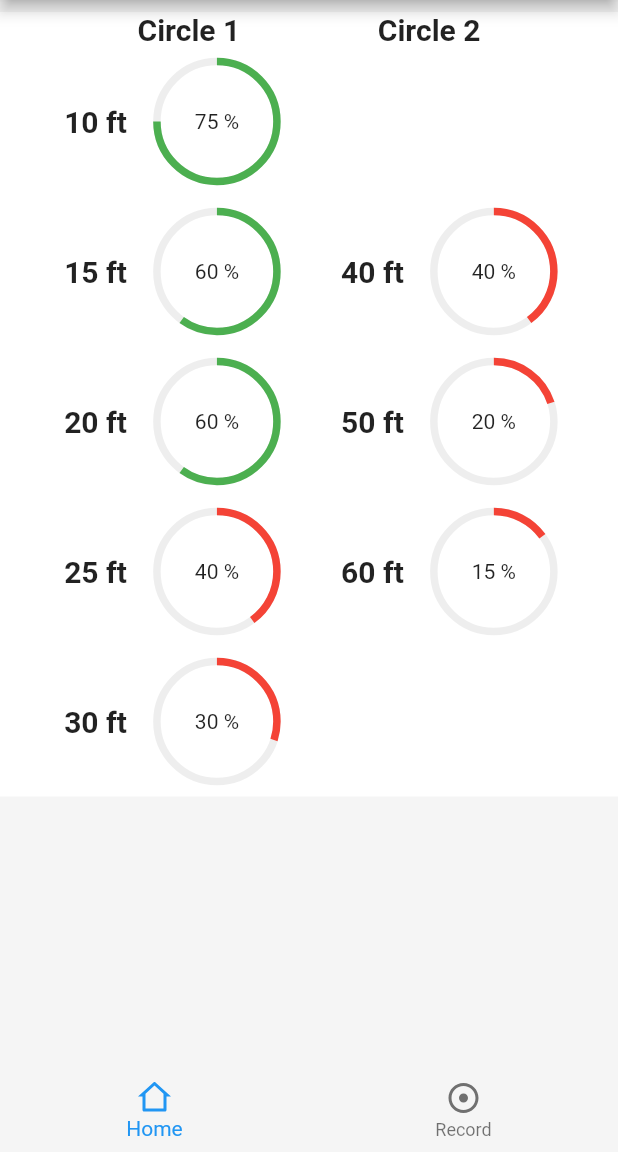
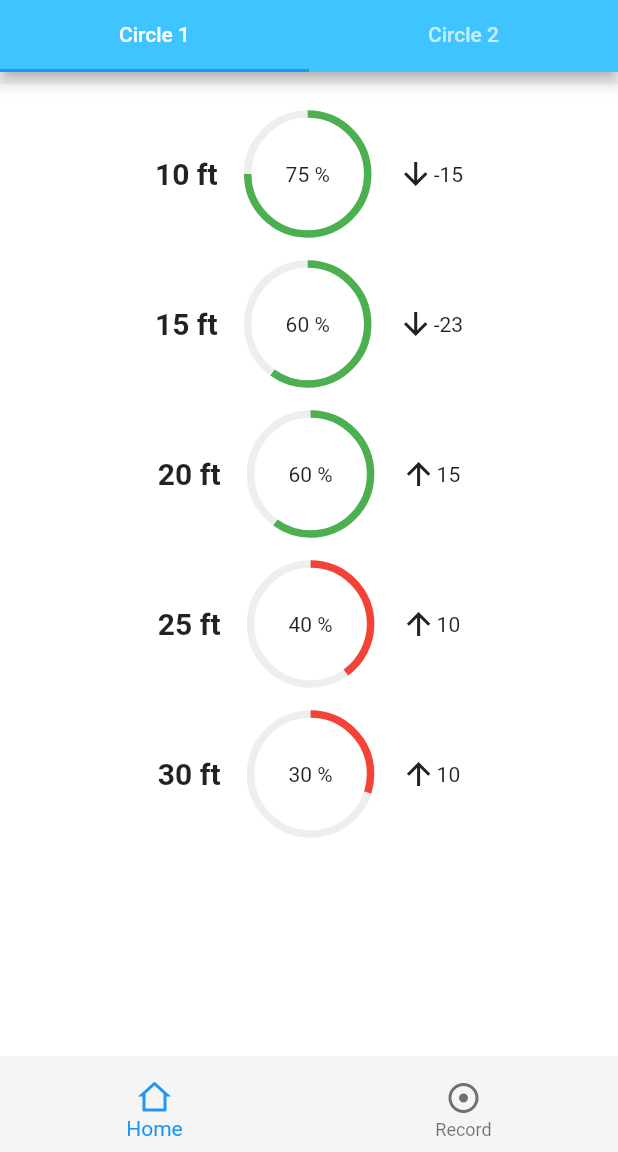
Before and after one commit to joevdiscgolf/MyPutt, a Flutter app: the screen it shows after launch, on a phone screen of 412 x 824 dp, the part 84-1236 px from its top. Run offline on Flutter 3.47's test engine with Material 2 defaults, Android fonts, the light colour scheme and no system bars; our stand-ins replace bloc, flutter_bloc, flutter_bounceable, flutter_remix, get_it, scroll_snap_list; missing offline and left inert: flutter_vibrate.

Commit message:
Added tabs to home screen and ticker comparison to compare all time to current percentages.

```diff
--- /dev/null
+++ b/lib/screens/home/components/enums.dart
@@ -0,0 +1,11 @@
+enum TimeRange {
+  lastFive,
+  lastTen,
+  lastTwenty,
+  allTime,
+}
+
+enum Circles {
+  circle1,
+  circle2,
+}
--- a/lib/screens/home/components/percentage_row.dart
+++ b/lib/screens/home/components/percentage_row.dart
@@ -1,11 +1,16 @@
 import 'package:flutter/material.dart';
+import 'package:flutter_remix/flutter_remix.dart';
 
 class PercentageRow extends StatefulWidget {
   const PercentageRow(
-      {Key? key, required this.distance, required this.percentage})
+      {Key? key,
+      required this.distance,
+      required this.percentage,
+      required this.allTimePercentage})
       : super(key: key);
 
   final double percentage;
+  final double allTimePercentage;
   final int distance;
 
   @override
@@ -46,7 +51,18 @@ class _PercentageRowState extends State<PercentageRow> {
           ]),
           width: 80,
           height: 80,
-        )
+        ),
+        const SizedBox(
+          width: 20,
+        ),
+        Row(children: <Widget>[
+          widget.percentage < widget.allTimePercentage
+              ? const Icon(FlutterRemix.arrow_down_line)
+              : const Icon(FlutterRemix.arrow_up_line),
+          Text((100 * (widget.percentage - widget.allTimePercentage))
+              .round()
+              .toString())
+        ]),
       ]),
     );
   }
--- a/lib/screens/home/components/percentages_card.dart
+++ b/lib/screens/home/components/percentages_card.dart
@@ -2,17 +2,21 @@ import 'package:flutter/material.dart';
 import './percentage_row.dart';
 
 class PercentagesCard extends StatelessWidget {
-  const PercentagesCard({Key? key, required this.percentages})
+  const PercentagesCard(
+      {Key? key, required this.percentages, required this.allTimePercentages})
       : super(key: key);
   final Map<int, double> percentages;
+  final Map<int, double> allTimePercentages;
 
   @override
   Widget build(BuildContext context) {
     return Column(
         crossAxisAlignment: CrossAxisAlignment.start,
         children: percentages.entries
-            .map((entry) =>
-                PercentageRow(distance: entry.key, percentage: entry.value))
+            .map((entry) => PercentageRow(
+                distance: entry.key,
+                percentage: entry.value,
+                allTimePercentage: allTimePercentages[entry.key]!))
             .toList());
   }
 }
--- /dev/null
+++ b/lib/screens/home/components/putting_stats_page.dart
@@ -0,0 +1,65 @@
+import 'package:flutter/material.dart';
+import 'package:myputt/screens/home/components/percentages_card.dart';
+import 'package:myputt/screens/home/components/enums.dart';
+
+class PuttingStatsPage extends StatefulWidget {
+  const PuttingStatsPage(
+      {Key? key, required this.circle, required this.timeRange})
+      : super(key: key);
+
+  final TimeRange timeRange;
+  final Circles circle;
+
+  @override
+  _PuttingStatsPageState createState() => _PuttingStatsPageState();
+}
+
+class _PuttingStatsPageState extends State<PuttingStatsPage> {
+  final circleOnePercentages = {10: 0.75, 15: 0.6, 20: 0.6, 25: 0.4, 30: 0.3};
+  final circleOneAllTimePercentages = {
+    10: 0.9,
+    15: 0.83,
+    20: 0.45,
+    25: 0.3,
+    30: 0.2
+  };
+  final cirlceTwoPercentages = {40: 0.4, 50: 0.2, 60: 0.15};
+  final circleTwoAllTimePercentages = {
+    10: 0.9,
+    15: 0.83,
+    20: 0.45,
+    25: 0.3,
+    30: 0.2
+  };
+
+  @override
+  Widget build(BuildContext context) {
+    return Container(
+      padding: const EdgeInsets.symmetric(vertical: 8),
+      child: Column(
+        children: [
+          Expanded(
+            child: Container(
+                decoration: const BoxDecoration(
+                  color: Colors.white,
+                ),
+                child: Column(
+                  mainAxisAlignment: MainAxisAlignment.start,
+                  children: [
+                    const SizedBox(height: 10),
+                    PercentagesCard(
+                      percentages: widget.circle == Circles.circle1
+                          ? circleOnePercentages
+                          : cirlceTwoPercentages,
+                      allTimePercentages: widget.circle == Circles.circle1
+                          ? circleOneAllTimePercentages
+                          : circleTwoAllTimePercentages,
+                    ),
+                  ],
+                )),
+          ),
+        ],
+      ),
+    );
+  }
+}
--- a/lib/screens/home/home_screen.dart
+++ b/lib/screens/home/home_screen.dart
@@ -1,5 +1,6 @@
 import 'package:flutter/material.dart';
-import './components/percentages_card.dart';
+import 'package:myputt/screens/home/components/putting_stats_page.dart';
+import 'package:myputt/screens/home/components/enums.dart';
 
 class HomeScreen extends StatefulWidget {
   const HomeScreen({Key? key}) : super(key: key);
@@ -11,59 +12,28 @@ class HomeScreen extends StatefulWidget {
 }
 
 class HomeScreenState extends State<HomeScreen> {
-  final circleOnePercentages = {10: 0.75, 15: 0.6, 20: 0.6, 25: 0.4, 30: 0.3};
-  final cirlceTwoPercentages = {40: 0.4, 50: 0.2, 60: 0.15};
-
   @override
   Widget build(BuildContext context) {
-    return Scaffold(
-        backgroundColor: Colors.grey[100]!,
-        appBar: AppBar(
-            backgroundColor: Colors.lightBlueAccent[200],
-            title: const Text('MyPutt',
-                style: TextStyle(fontSize: 40, fontWeight: FontWeight.bold))),
-        body: Container(
-          padding: const EdgeInsets.symmetric(vertical: 8),
-          child: Column(
-            children: [
-              Container(
-                  decoration: const BoxDecoration(
-                    color: Colors.white,
-                  ),
-                  child: Column(
-                    children: [
-                      Row(
-                        mainAxisAlignment: MainAxisAlignment.spaceEvenly,
-                        children: const [
-                          Text('Circle 1',
-                              style: TextStyle(
-                                  fontWeight: FontWeight.bold, fontSize: 20)),
-                          Text('Circle 2',
-                              style: TextStyle(
-                                  fontWeight: FontWeight.bold, fontSize: 20)),
-                        ],
-                      ),
-                      Row(
-                        mainAxisAlignment: MainAxisAlignment.spaceEvenly,
-                        children: [
-                          Column(
-                            children: [
-                              PercentagesCard(
-                                  percentages: circleOnePercentages),
-                            ],
-                          ),
-                          Column(
-                            children: [
-                              PercentagesCard(
-                                  percentages: cirlceTwoPercentages),
-                            ],
-                          )
-                        ],
-                      ),
-                    ],
-                  )),
-            ],
-          ),
-        ));
+    return DefaultTabController(
+      length: 2,
+      child: Scaffold(
+          backgroundColor: Colors.grey[100]!,
+          appBar: AppBar(
+              backgroundColor: Colors.lightBlueAccent[200],
+              bottom: const TabBar(
+                tabs: [
+                  Tab(icon: Text('Circle 1')),
+                  Tab(icon: Text('Circle 2')),
+                ],
+              ),
+              title: const Text('MyPutt',
+                  style: TextStyle(fontSize: 40, fontWeight: FontWeight.bold))),
+          body: const TabBarView(children: [
+            PuttingStatsPage(
+                circle: Circles.circle1, timeRange: TimeRange.lastFive),
+            PuttingStatsPage(
+                circle: Circles.circle2, timeRange: TimeRange.lastFive),
+          ])),
+    );
   }
 }
--- a/lib/screens/record/record_screen.dart
+++ b/lib/screens/record/record_screen.dart
@@ -40,12 +40,6 @@ class _RecordScreenState extends State<RecordScreen> {
   ];
   final List<int> _distances = [10, 15, 20, 25, 30, 40, 50, 60];
 
-  /* showDialog(
-                      context: context,
-                      builder: (dialogContext) => BlocProvider.value(
-                          value: BlocProvider.of<SessionsCubit>(context),
-                          child: FinishSessionDialog(recordScreenState: this)))
-                  .then((value) => dialogCallBack());*/
   @override
   Widget build(BuildContext context) {
     return Scaffold(
```
